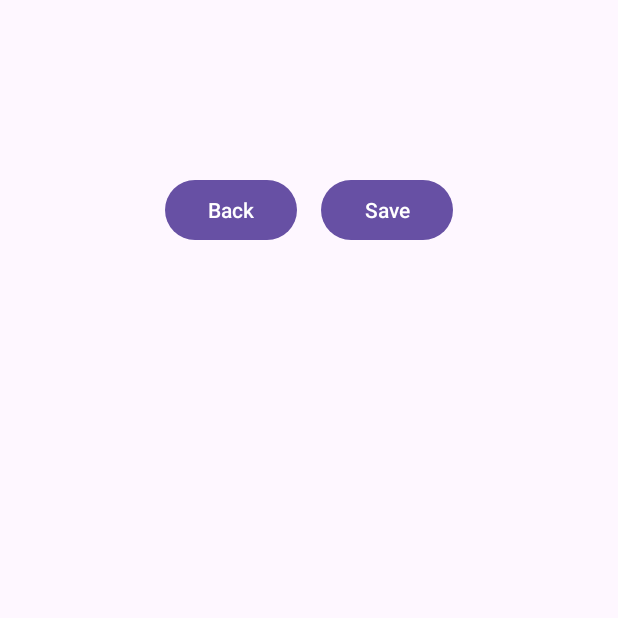
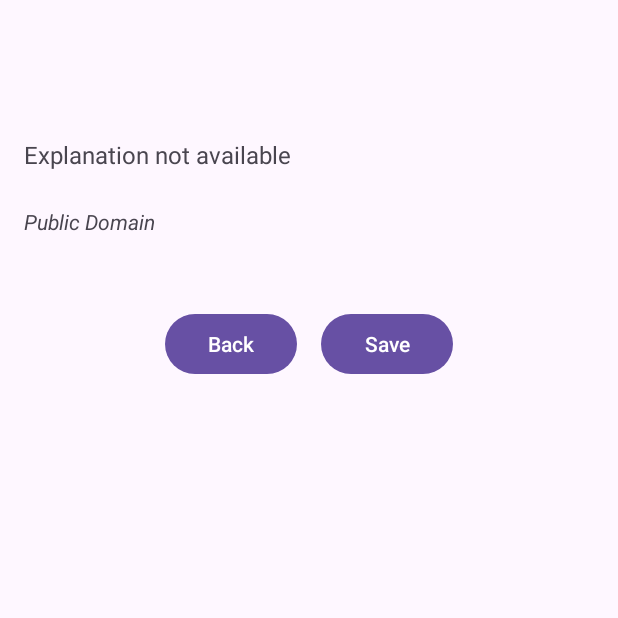
Before and after one commit to liam-lamming/NasaImageSearch2.0, an Android app: the ImageDetailActivity screen opened directly, with no data from a screen before it, on a phone screen of 412 x 824 dp, the top half of it. Run offline under Robolectric (Android 15) with nearby library versions, the light colour scheme and no system bars; pictures from the network do not load.

Commit message:
Incorporated full data fetching from API for image details.
-- modified main activity view to create list view

-- modified calendar selection to roll selection w/ appropriate start and end dates

```diff
--- a/app/src/main/AndroidManifest.xml
+++ b/app/src/main/AndroidManifest.xml
@@ -19,7 +19,11 @@
             </intent-filter>
         </activity>
 
-        <activity android:name=".MainActivity" android:exported="true" />
+
+
+        <activity android:name=".MainActivity" android:exported="true"
+            android:windowSoftInputMode="adjustPan"
+        />
         <activity android:name=".ImageDetailActivity" android:exported="true" />
 
     </application>
--- a/app/src/main/java/com/example/nasaimagesearch20/ImageDetailActivity.java
+++ b/app/src/main/java/com/example/nasaimagesearch20/ImageDetailActivity.java
@@ -25,12 +25,17 @@ public class ImageDetailActivity extends AppCompatActivity {
     private ImageView imageView;
     private TextView titleTextView;
     private TextView dateTextView;
+    private TextView explanationTextView;
+    private TextView copyrightTextView;
     private Button backButton;
     private Button saveButton;
 
     private String imageUrl;
+    private String imageHdUrl;
     private String imageTitle;
     private String imageDate;
+    private String imageExplanation;
+    private String imageCopyright;
     private Bitmap imageBitmap;
 
     @Override
@@ -42,17 +47,24 @@ public class ImageDetailActivity extends AppCompatActivity {
         imageView = findViewById(R.id.imageView);
         titleTextView = findViewById(R.id.titleTextView);
         dateTextView = findViewById(R.id.dateTextView);
+        explanationTextView = findViewById(R.id.explanationTextView);
+        copyrightTextView = findViewById(R.id.copyrightTextView);
         backButton = findViewById(R.id.backButton);
         saveButton = findViewById(R.id.saveButton);
 
         // Retrieve data from the intent
         imageUrl = getIntent().getStringExtra("image_url");
+        imageHdUrl = getIntent().getStringExtra("image_hdurl");
         imageTitle = getIntent().getStringExtra("image_title");
         imageDate = getIntent().getStringExtra("image_date");
+        imageExplanation = getIntent().getStringExtra("image_explanation");
+        imageCopyright = getIntent().getStringExtra("image_copyright");
 
-        // Set the title and date text
+        // Set the title, date, and explanation text
         titleTextView.setText(imageTitle);
         dateTextView.setText(imageDate);
+        explanationTextView.setText(imageExplanation != null ? imageExplanation : "Explanation not available");
+        copyrightTextView.setText(imageCopyright != null ? "© " + imageCopyright : "Public Domain");
 
         // Load the image using Glide
         Glide.with(this)
@@ -82,6 +94,7 @@ public class ImageDetailActivity extends AppCompatActivity {
     private void saveImageToDevice() {
         if (imageBitmap != null) {
             try {
+                // Use a unique filename based on title and date
                 String filename = imageTitle + "_" + imageDate + ".png";
                 FileOutputStream outputStream = openFileOutput(filename, Context.MODE_PRIVATE);
                 imageBitmap.compress(Bitmap.CompressFormat.PNG, 100, outputStream);
--- /dev/null
+++ b/app/src/main/res/drawable/edit_text_background.xml
@@ -0,0 +1,6 @@
+<?xml version="1.0" encoding="utf-8"?>
+<shape xmlns:android="http://schemas.android.com/apk/res/android">
+    <solid android:color="@android:color/white"/>
+    <corners android:radius="8dp"/>
+    <stroke android:width="1dp" android:color="@android:color/darker_gray"/>
+</shape>
--- /dev/null
+++ b/app/src/main/res/drawable/rounded_button_background.xml
@@ -0,0 +1,5 @@
+<?xml version="1.0" encoding="utf-8"?>
+<shape xmlns:android="http://schemas.android.com/apk/res/android">
+    <solid android:color="@color/purple_500"/>
+    <corners android:radius="12dp"/>
+</shape>
--- a/app/src/main/res/layout/activity_image_detail.xml
+++ b/app/src/main/res/layout/activity_image_detail.xml
@@ -32,8 +32,29 @@
             android:id="@+id/dateTextView"
             android:layout_width="wrap_content"
             android:layout_height="wrap_content"
+            android:paddingBottom="8dp"
+            android:text="Date Placeholder" />
+
+        <!-- Explanation -->
+        <TextView
+            android:id="@+id/explanationTextView"
+            android:layout_width="wrap_content"
+            android:layout_height="wrap_content"
+            android:textSize="16sp"
             android:paddingBottom="16dp"
-            android:text="Date Placeholder" />
+            android:text="Explanation Placeholder"
+            android:layout_marginBottom="8dp"/>
+
+        <!-- Copyright -->
+        <TextView
+            android:id="@+id/copyrightTextView"
+            android:layout_width="wrap_content"
+            android:layout_height="wrap_content"
+            android:textSize="14sp"
+            android:textStyle="italic"
+            android:paddingBottom="16dp"
+            android:text="Copyright Placeholder"
+            android:layout_marginBottom="16dp"/>
 
         <!-- Buttons for Back and Save -->
         <LinearLayout
--- a/app/src/main/res/values/colors.xml
+++ b/app/src/main/res/values/colors.xml
@@ -2,4 +2,9 @@
 <resources>
     <color name="black">#FF000000</color>
     <color name="white">#FFFFFFFF</color>
+        <color name="purple_500">#6200EE</color>
+        <color name="purple_700">#3700B3</color>
+        <color name="teal_200">#03DAC5</color>
+        <color name="teal_700">#018786</color>
+
 </resources>
--- a/app/src/main/res/values/strings.xml
+++ b/app/src/main/res/values/strings.xml
@@ -5,7 +5,7 @@
 
     <string name="landing_description">Find stunning images of space by selecting a date.</string>
     <string name="start_button_text">Get Started</string>
-    <string name="pick_a_date">Pick a Date</string>
+    <string name="select_a_date">Select a Date</string>
     <string name="calendar_icon">Calendar Icon</string>
     <string name="search">Search</string>
 </resources>
```
Also changed, not shown: app/src/main/java/com/example/nasaimagesearch20/MainActivity.java (+46 -19 lines), app/src/main/java/com/example/nasaimagesearch20/NASAImageAdapter.java (added, +60 -0 lines), app/src/main/java/com/example/nasaimagesearch20/NasaImage.java (+16 -5 lines), app/src/main/res/layout/activity_main.xml (+7 -4 lines), app/src/main/res/layout/item_nasa_image.xml (added, +21 -0 lines), app/src/main/res/layout/list_item_image.xml (added, +24 -0 lines).
